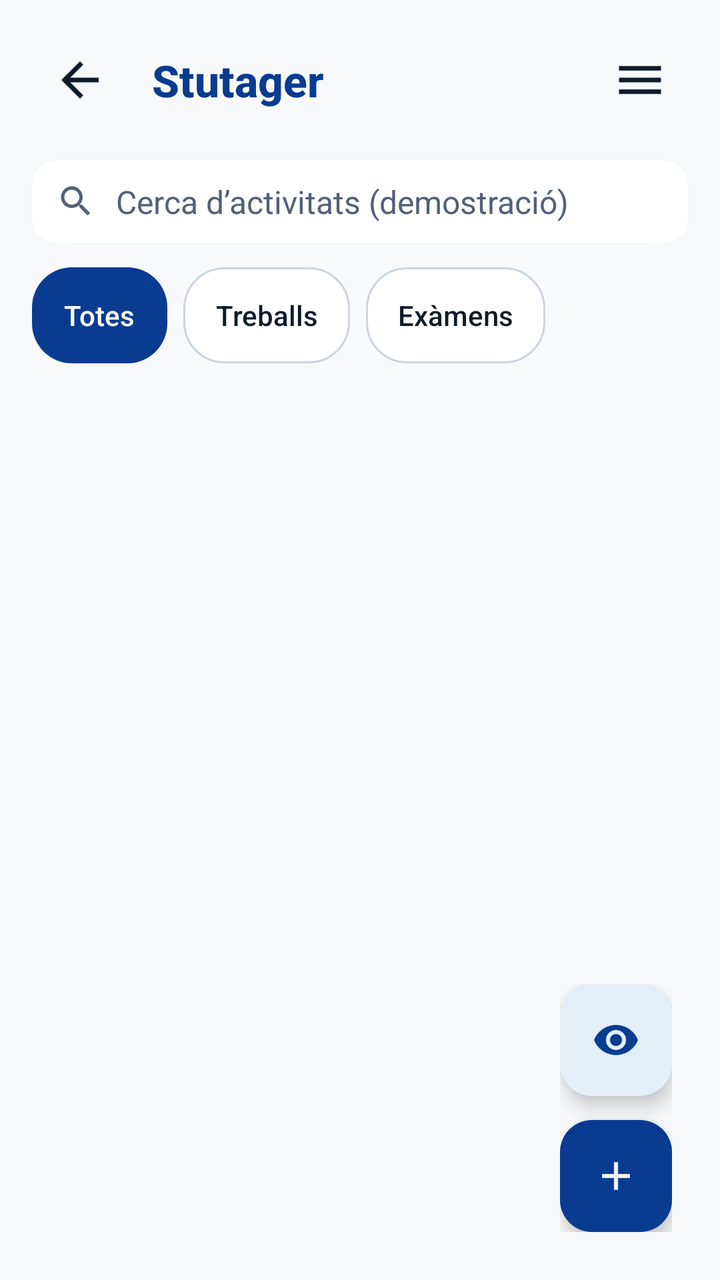
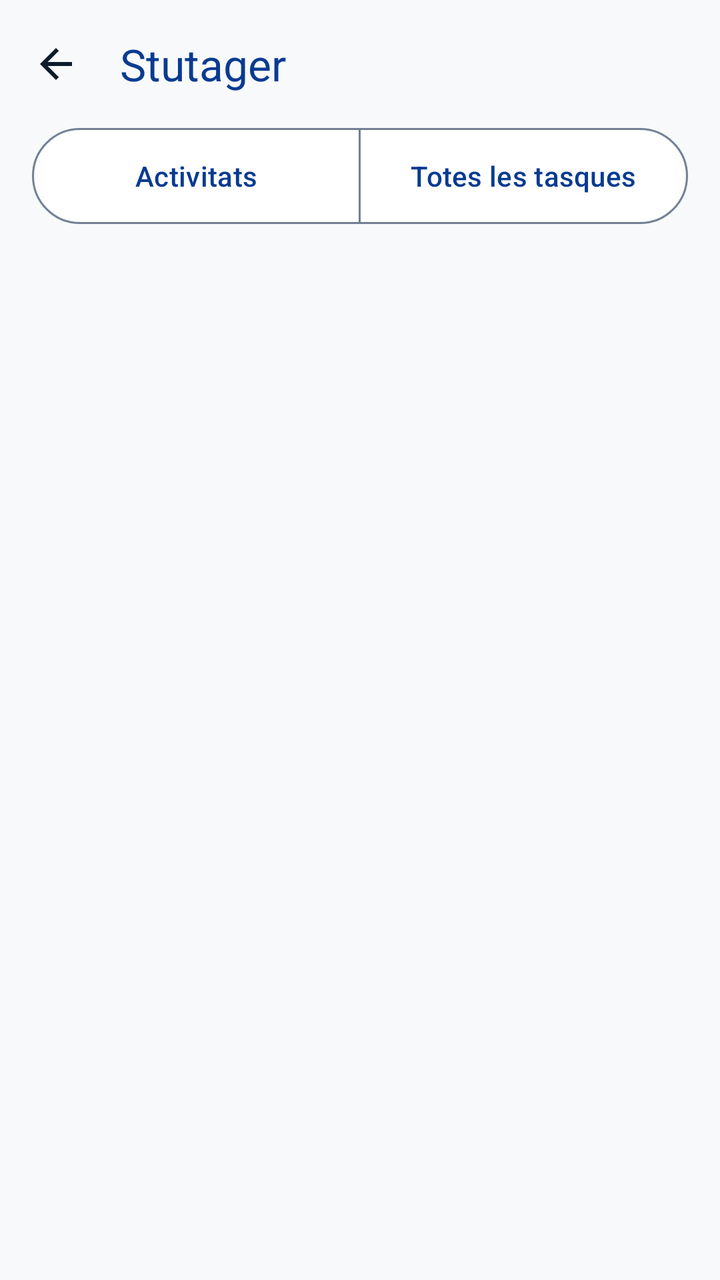

Screens rendered from an Android XML layout before and after an edit, with the pre-edit source and the edit as a unified diff.
<!-- AndroidManifest.xml: application theme Theme.Stutager -->
<!-- res/layout/activity_main.xml -->
<androidx.coordinatorlayout.widget.CoordinatorLayout xmlns:android="http://schemas.android.com/apk/res/android"
    xmlns:app="http://schemas.android.com/apk/res-auto"
    android:id="@+id/main"
    android:layout_width="match_parent"
    android:layout_height="match_parent">

    <LinearLayout
        android:layout_width="match_parent"
        android:layout_height="match_parent"
        android:orientation="vertical">

        <LinearLayout
            android:layout_width="match_parent"
            android:layout_height="wrap_content"
            android:gravity="center_vertical"
            android:orientation="horizontal"
            android:padding="16dp">

            <ImageView
                android:id="@+id/btnBack"
                android:clickable="true"
                android:focusable="true"
                android:layout_width="48dp"
                android:layout_height="48dp"
                android:layout_marginEnd="12dp"
                android:background="?attr/selectableItemBackgroundBorderless"
                android:contentDescription="@string/back_desc"
                android:padding="10dp"
                android:src="@drawable/ic_back"
                app:tint="?attr/colorOnSurface" />

            <TextView
                android:layout_width="0dp"
                android:layout_height="wrap_content"
                android:layout_weight="1"
                android:fontFamily="sans-serif-medium"
                android:text="@string/app_name"
                android:textColor="?attr/colorSecondary"
                android:textSize="22sp"
                android:textStyle="bold" />

            <ImageView
                android:id="@+id/btnMenu"
                android:clickable="true"
                android:focusable="true"
                android:layout_width="48dp"
                android:layout_height="48dp"
                android:background="?attr/selectableItemBackgroundBorderless"
                android:contentDescription="@string/menu_desc"
                android:padding="10dp"
                android:src="@drawable/ic_menu"
                app:tint="?attr/colorOnSurface" />
        </LinearLayout>

        <androidx.cardview.widget.CardView
            android:layout_width="match_parent"
            android:layout_height="wrap_content"
            android:layout_marginHorizontal="16dp"
            android:layout_marginBottom="12dp"
            app:cardCornerRadius="12dp"
            app:cardElevation="1dp"
            app:cardUseCompatPadding="false"
            app:cardBackgroundColor="?attr/colorSurface">

            <androidx.appcompat.widget.AppCompatTextView
                android:layout_width="match_parent"
                android:layout_height="wrap_content"
                android:gravity="center_vertical"
                android:paddingHorizontal="12dp"
                android:paddingVertical="10dp"
                android:drawablePadding="10dp"
                android:text="@string/search_activities_hint"
                android:textColor="?attr/colorOnSurfaceVariant"
                android:textSize="16sp"
                app:drawableStartCompat="@drawable/ic_search_20"
                app:drawableTint="?attr/colorOnSurfaceVariant" />
        </androidx.cardview.widget.CardView>

        <LinearLayout
            android:id="@+id/activityTabs"
            android:layout_width="match_parent"
            android:layout_height="wrap_content"
            android:orientation="horizontal"
            android:paddingHorizontal="16dp"
            android:paddingBottom="16dp">

            <TextView
                android:layout_width="wrap_content"
                android:layout_height="wrap_content"
                android:layout_marginEnd="8dp"
                android:background="@drawable/chip_selected_bg"
                android:fontFamily="sans-serif-medium"
                android:minHeight="48dp"
                android:gravity="center"
                android:paddingHorizontal="16dp"
                android:text="@string/filter_all"
                android:textColor="?attr/colorOnSecondary"
                android:textSize="14sp" />

            <TextView
                android:layout_width="wrap_content"
                android:layout_height="wrap_content"
                android:layout_marginEnd="8dp"
                android:background="@drawable/chip_unselected_bg"
                android:fontFamily="sans-serif-medium"
                android:minHeight="48dp"
                android:gravity="center"
                android:paddingHorizontal="16dp"
                android:text="@string/filter_works"
                android:textColor="?attr/colorOnSurface"
                android:textSize="14sp" />

            <TextView
                android:layout_width="wrap_content"
                android:layout_height="wrap_content"
                android:background="@drawable/chip_unselected_bg"
                android:fontFamily="sans-serif-medium"
                android:minHeight="48dp"
                android:gravity="center"
                android:paddingHorizontal="16dp"
                android:text="@string/filter_exams"
                android:textColor="?attr/colorOnSurface"
                android:textSize="14sp" />
        </LinearLayout>

        <TextView
            android:id="@+id/tvTasksCount"
            android:layout_width="match_parent"
            android:layout_height="wrap_content"
            android:paddingHorizontal="16dp"
            android:paddingBottom="8dp"
            android:textColor="?attr/colorOnSurfaceVariant"
            android:textSize="12sp" />

        <TextView
            android:id="@+id/tvEmptyTasks"
            android:layout_width="match_parent"
            android:layout_height="wrap_content"
            android:gravity="center"
            android:padding="16dp"
            android:text="@string/list_empty_summary"
            android:textColor="?attr/colorOnSurfaceVariant"
            android:textSize="16sp"
            android:visibility="gone" />

        <androidx.recyclerview.widget.RecyclerView
            android:id="@+id/recyclerViewTasks"
            android:layout_width="match_parent"
            android:layout_height="0dp"
            android:layout_weight="1"
            android:clipToPadding="false"
            android:paddingHorizontal="16dp"
            android:paddingBottom="160dp" />
    </LinearLayout>

    <LinearLayout
        android:layout_width="wrap_content"
        android:layout_height="wrap_content"
        android:layout_gravity="bottom|end"
        android:layout_margin="24dp"
        android:orientation="vertical">

        <com.google.android.material.floatingactionbutton.FloatingActionButton
            android:id="@+id/btnAllTasks"
            android:layout_width="wrap_content"
            android:layout_height="wrap_content"
            android:layout_marginBottom="12dp"
            android:clickable="true"
            android:focusable="true"
            android:contentDescription="@string/fab_all_tasks_desc"
            android:src="@drawable/ic_view"
            app:backgroundTint="?attr/colorSurface"
            app:tint="?attr/colorSecondary" />

        <com.google.android.material.floatingactionbutton.FloatingActionButton
            android:id="@+id/btnAddActivity"
            android:layout_width="wrap_content"
            android:layout_height="wrap_content"
            android:clickable="true"
            android:focusable="true"
            android:contentDescription="@string/fab_add_activity_desc"
            android:src="@drawable/ic_add"
            app:backgroundTint="?attr/colorSecondary"
            app:tint="?attr/colorOnSecondary" />
    </LinearLayout>

</androidx.coordinatorlayout.widget.CoordinatorLayout>
<!-- resources referenced by this layout -->
<resources>
  <!-- drawable chip_selected_bg (drawable) -->
  <shape xmlns:android="http://schemas.android.com/apk/res/android"
      android:shape="rectangle">
      <solid android:color="?attr/colorSecondary" />
      <corners android:radius="20dp" />
  </shape>
  <!-- drawable chip_unselected_bg (drawable) -->
  <shape xmlns:android="http://schemas.android.com/apk/res/android"
      android:shape="rectangle">
      <solid android:color="?attr/colorSurface" />
      <stroke android:width="1dp" android:color="?attr/colorOutlineVariant" />
      <corners android:radius="20dp" />
  </shape>
  <!-- drawable ic_add (drawable) -->
  <vector xmlns:android="http://schemas.android.com/apk/res/android"
      android:width="24dp"
      android:height="24dp"
      android:viewportWidth="24"
      android:viewportHeight="24">
    <path
        android:fillColor="?attr/colorOnPrimary"
        android:pathData="M19,13h-6v6h-2v-6H5v-2h6V5h2v6h6v2z"/>
  </vector>
  <!-- drawable ic_menu (drawable) -->
  <vector xmlns:android="http://schemas.android.com/apk/res/android"
      android:width="24dp"
      android:height="24dp"
      android:viewportWidth="24"
      android:viewportHeight="24">
    <path
        android:fillColor="?attr/colorSecondary"
        android:pathData="M3,18h18v-2H3v2zm0-5h18v-2H3v2zm0-7v2h18V6H3z"/>
  </vector>
  <!-- drawable ic_search_20 (drawable) -->
  <layer-list xmlns:android="http://schemas.android.com/apk/res/android">
      <item
          android:width="20dp"
          android:height="20dp"
          android:drawable="@drawable/ic_search" />
  </layer-list>
  <!-- drawable ic_view (drawable) -->
  <vector xmlns:android="http://schemas.android.com/apk/res/android"
      android:width="24dp"
      android:height="24dp"
      android:viewportWidth="24"
      android:viewportHeight="24">
      <path
          android:fillColor="?attr/colorPrimary"
          android:pathData="M12,4.5C7,4.5 2.73,7.61 1,12c1.73,4.39 6,7.5 11,7.5s9.27,-3.11 11,-7.5c-1.73,-4.39 -6,-7.5 -11,-7.5zM12,17c-2.76,0 -5,-2.24 -5,-5s2.24,-5 5,-5 5,2.24 5,5 -2.24,5 -5,5zM12,9c-1.66,0 -3,1.34 -3,3s1.34,3 3,3 3,-1.34 3,-3 -1.34,-3 -3,-3z"/>
  </vector>
  <string name="app_name">Stutager</string>
  <string name="back_desc">Torna enrere</string>
  <string name="fab_add_activity_desc">Nova activitat</string>
  <string name="fab_all_tasks_desc">Totes les tasques</string>
  <string name="filter_all">Totes</string>
  <string name="filter_exams">Exàmens</string>
  <string name="filter_works">Treballs</string>
  <string name="list_empty_summary">No hi ha tasques al resum.</string>
  <string name="menu_desc">Menú</string>
  <string name="search_activities_hint">Cerca d’activitats (demostració)</string>
  <!-- drawable ic_search (drawable) -->
  <vector xmlns:android="http://schemas.android.com/apk/res/android"
      android:width="24dp"
      android:height="24dp"
      android:viewportWidth="24"
      android:viewportHeight="24">
    <path
        android:fillColor="?attr/colorOnSurfaceVariant"
        android:pathData="M15.5,14h-0.79l-0.28,-0.27C15.41,12.59 16,11.11 16,9.5 16,5.91 13.09,3 9.5,3S3,5.91 3,9.5 5.91,16 9.5,16c1.61,0 3.09,-0.59 4.23,-1.57l0.27,0.28v0.79l5,4.99L20.49,19l-4.99,-5zM9.5,14C7.01,14 5,11.99 5,9.5S7.01,5 9.5,5 14,7.01 14,9.5 11.99,14 9.5,14z"/>
  </vector>
  <color name="color_primary">#0064CF</color>
  <color name="color_on_primary">#FFFFFF</color>
  <color name="color_secondary">#093B91</color>
  <color name="color_on_secondary">#FFFFFF</color>
  <color name="color_tertiary">#0F766E</color>
  <color name="color_on_tertiary">#FFFFFF</color>
  <color name="color_error">#BA1A1A</color>
  <color name="color_on_error">#FFFFFF</color>
  <color name="color_background">#F8F9FA</color>
  <color name="color_on_background">#0D1B2A</color>
  <color name="color_surface">#FFFFFF</color>
  <color name="color_on_surface">#0D1B2A</color>
  <color name="color_outline">#728093</color>
  <color name="color_surface_dim">#D8DADF</color>
  <color name="color_surface_bright">#FFFFFF</color>
  <color name="color_inverse_primary">#ABC7FF</color>
  <!-- unchanged entries left out for length: 20 -->
</resources>

<!-- the commit's change to res/layout/activity_main.xml (unified diff, before → after) -->
@@ -1,187 +1,59 @@
-<androidx.coordinatorlayout.widget.CoordinatorLayout xmlns:android="http://schemas.android.com/apk/res/android"
+<LinearLayout xmlns:android="http://schemas.android.com/apk/res/android"
     xmlns:app="http://schemas.android.com/apk/res-auto"
-    android:id="@+id/main"
     android:layout_width="match_parent"
-    android:layout_height="match_parent">
+    android:layout_height="match_parent"
+    android:orientation="vertical">
 
-    <LinearLayout
+    <com.google.android.material.appbar.MaterialToolbar
+        android:id="@+id/mainToolbar"
         android:layout_width="match_parent"
-        android:layout_height="match_parent"
-        android:orientation="vertical">
+        android:layout_height="wrap_content"
+        android:minHeight="?attr/actionBarSize"
+        app:navigationIcon="@drawable/ic_back"
+        app:navigationIconTint="?attr/colorOnSurface"
+        app:navigationContentDescription="@string/back_desc"
+        app:title="@string/app_name"
+        app:titleTextColor="?attr/colorSecondary" />
 
-        <LinearLayout
-            android:layout_width="match_parent"
+    <com.google.android.material.button.MaterialButtonToggleGroup
+        android:id="@+id/primaryTabs"
+        android:layout_width="match_parent"
+        android:layout_height="wrap_content"
+        android:layout_marginHorizontal="16dp"
+        android:layout_marginBottom="8dp"
+        app:selectionRequired="true"
+        app:singleSelection="true">
+
+        <com.google.android.material.button.MaterialButton
+            android:id="@+id/btnSummary"
+            style="?attr/materialButtonOutlinedStyle"
+            android:layout_width="0dp"
             android:layout_height="wrap_content"
-            android:gravity="center_vertical"
-            android:orientation="horizontal"
-            android:padding="16dp">
+            android:layout_weight="1"
+            android:minHeight="48dp"
+            android:insetTop="0dp"
+            android:insetBottom="0dp"
+            android:text="@string/nav_activities"
+            android:textColor="@color/toggle_foreground"
+            app:backgroundTint="@color/toggle_background" />
 
-            <ImageView
-                android:id="@+id/btnBack"
-                android:clickable="true"
-                android:focusable="true"
-                android:layout_width="48dp"
-                android:layout_height="48dp"
-                android:layout_marginEnd="12dp"
-                android:background="?attr/selectableItemBackgroundBorderless"
-                android:contentDescription="@string/back_desc"
-                android:padding="10dp"
-                android:src="@drawable/ic_back"
-                app:tint="?attr/colorOnSurface" />
+        <com.google.android.material.button.MaterialButton
+            android:id="@+id/btnAllTasks"
+            style="?attr/materialButtonOutlinedStyle"
+            android:layout_width="0dp"
+            android:layout_height="wrap_content"
+            android:layout_weight="1"
+            android:minHeight="48dp"
+            android:insetTop="0dp"
+            android:insetBottom="0dp"
+            android:text="@string/nav_all_tasks"
+            android:textColor="@color/toggle_foreground"
+            app:backgroundTint="@color/toggle_background" />
+    </com.google.android.material.button.MaterialButtonToggleGroup>
 
-            <TextView
-                android:layout_width="0dp"
-                android:layout_height="wrap_content"
-                android:layout_weight="1"
-                android:fontFamily="sans-serif-medium"
-                android:text="@string/app_name"
-                android:textColor="?attr/colorSecondary"
-                android:textSize="22sp"
-                android:textStyle="bold" />
-
-            <ImageView
-                android:id="@+id/btnMenu"
-                android:clickable="true"
-                android:focusable="true"
-                android:layout_width="48dp"
-                android:layout_height="48dp"
-                android:background="?attr/selectableItemBackgroundBorderless"
-                android:contentDescription="@string/menu_desc"
-                android:padding="10dp"
-                android:src="@drawable/ic_menu"
-                app:tint="?attr/colorOnSurface" />
-        </LinearLayout>
-
-        <androidx.cardview.widget.CardView
-            android:layout_width="match_parent"
-            android:layout_height="wrap_content"
-            android:layout_marginHorizontal="16dp"
-            android:layout_marginBottom="12dp"
-            app:cardCornerRadius="12dp"
-            app:cardElevation="1dp"
-            app:cardUseCompatPadding="false"
-            app:cardBackgroundColor="?attr/colorSurface">
-
-            <androidx.appcompat.widget.AppCompatTextView
-                android:layout_width="match_parent"
-                android:layout_height="wrap_content"
-                android:gravity="center_vertical"
-                android:paddingHorizontal="12dp"
-                android:paddingVertical="10dp"
-                android:drawablePadding="10dp"
-                android:text="@string/search_activities_hint"
-                android:textColor="?attr/colorOnSurfaceVariant"
-                android:textSize="16sp"
-                app:drawableStartCompat="@drawable/ic_search_20"
-                app:drawableTint="?attr/colorOnSurfaceVariant" />
-        </androidx.cardview.widget.CardView>
-
-        <LinearLayout
-            android:id="@+id/activityTabs"
-            android:layout_width="match_parent"
-            android:layout_height="wrap_content"
-            android:orientation="horizontal"
-            android:paddingHorizontal="16dp"
-            android:paddingBottom="16dp">
-
-            <TextView
-                android:layout_width="wrap_content"
-                android:layout_height="wrap_content"
-                android:layout_marginEnd="8dp"
-                android:background="@drawable/chip_selected_bg"
-                android:fontFamily="sans-serif-medium"
-                android:minHeight="48dp"
-                android:gravity="center"
-                android:paddingHorizontal="16dp"
-                android:text="@string/filter_all"
-                android:textColor="?attr/colorOnSecondary"
-                android:textSize="14sp" />
-
-            <TextView
-                android:layout_width="wrap_content"
-                android:layout_height="wrap_content"
-                android:layout_marginEnd="8dp"
-                android:background="@drawable/chip_unselected_bg"
-                android:fontFamily="sans-serif-medium"
-                android:minHeight="48dp"
-                android:gravity="center"
-                android:paddingHorizontal="16dp"
-                android:text="@string/filter_works"
-                android:textColor="?attr/colorOnSurface"
-                android:textSize="14sp" />
-
-            <TextView
-                android:layout_width="wrap_content"
-                android:layout_height="wrap_content"
-                android:background="@drawable/chip_unselected_bg"
-                android:fontFamily="sans-serif-medium"
-                android:minHeight="48dp"
-                android:gravity="center"
-                android:paddingHorizontal="16dp"
-                android:text="@string/filter_exams"
-                android:textColor="?attr/colorOnSurface"
-                android:textSize="14sp" />
-        </LinearLayout>
-
-        <TextView
-            android:id="@+id/tvTasksCount"
-            android:layout_width="match_parent"
-            android:layout_height="wrap_content"
-            android:paddingHorizontal="16dp"
-            android:paddingBottom="8dp"
-            android:textColor="?attr/colorOnSurfaceVariant"
-            android:textSize="12sp" />
-
-        <TextView
-            android:id="@+id/tvEmptyTasks"
-            android:layout_width="match_parent"
-            android:layout_height="wrap_content"
-            android:gravity="center"
-            android:padding="16dp"
-            android:text="@string/list_empty_summary"
-            android:textColor="?attr/colorOnSurfaceVariant"
-            android:textSize="16sp"
-            android:visibility="gone" />
-
-        <androidx.recyclerview.widget.RecyclerView
-            android:id="@+id/recyclerViewTasks"
-            android:layout_width="match_parent"
-            android:layout_height="0dp"
-            android:layout_weight="1"
-            android:clipToPadding="false"
-            android:paddingHorizontal="16dp"
-            android:paddingBottom="160dp" />
-    </LinearLayout>
-
-    <LinearLayout
-        android:layout_width="wrap_content"
-        android:layout_height="wrap_content"
-        android:layout_gravity="bottom|end"
-        android:layout_margin="24dp"
-        android:orientation="vertical">
-
-        <com.google.android.material.floatingactionbutton.FloatingActionButton
-            android:id="@+id/btnAllTasks"
-            android:layout_width="wrap_content"
-            android:layout_height="wrap_content"
-            android:layout_marginBottom="12dp"
-            android:clickable="true"
-            android:focusable="true"
-            android:contentDescription="@string/fab_all_tasks_desc"
-            android:src="@drawable/ic_view"
-            app:backgroundTint="?attr/colorSurface"
-            app:tint="?attr/colorSecondary" />
-
-        <com.google.android.material.floatingactionbutton.FloatingActionButton
-            android:id="@+id/btnAddActivity"
-            android:layout_width="wrap_content"
-            android:layout_height="wrap_content"
-            android:clickable="true"
-            android:focusable="true"
-            android:contentDescription="@string/fab_add_activity_desc"
-            android:src="@drawable/ic_add"
-            app:backgroundTint="?attr/colorSecondary"
-            app:tint="?attr/colorOnSecondary" />
-    </LinearLayout>
-
-</androidx.coordinatorlayout.widget.CoordinatorLayout>
+    <androidx.fragment.app.FragmentContainerView
+        android:id="@+id/fragmentContainer"
+        android:layout_width="match_parent"
+        android:layout_height="0dp"
+        android:layout_weight="1" />
+</LinearLayout>
<!-- resource entries referenced after the edit -->
@@ -1,75 +1,9 @@
 <!-- resources referenced by this layout -->
 <resources>
-  <!-- drawable chip_selected_bg (drawable) -->
-  <shape xmlns:android="http://schemas.android.com/apk/res/android"
-      android:shape="rectangle">
-      <solid android:color="?attr/colorSecondary" />
-      <corners android:radius="20dp" />
-  </shape>
-  <!-- drawable chip_unselected_bg (drawable) -->
-  <shape xmlns:android="http://schemas.android.com/apk/res/android"
-      android:shape="rectangle">
-      <solid android:color="?attr/colorSurface" />
-      <stroke android:width="1dp" android:color="?attr/colorOutlineVariant" />
-      <corners android:radius="20dp" />
-  </shape>
-  <!-- drawable ic_add (drawable) -->
-  <vector xmlns:android="http://schemas.android.com/apk/res/android"
-      android:width="24dp"
-      android:height="24dp"
-      android:viewportWidth="24"
-      android:viewportHeight="24">
-    <path
-        android:fillColor="?attr/colorOnPrimary"
-        android:pathData="M19,13h-6v6h-2v-6H5v-2h6V5h2v6h6v2z"/>
-  </vector>
-  <!-- drawable ic_menu (drawable) -->
-  <vector xmlns:android="http://schemas.android.com/apk/res/android"
-      android:width="24dp"
-      android:height="24dp"
-      android:viewportWidth="24"
-      android:viewportHeight="24">
-    <path
-        android:fillColor="?attr/colorSecondary"
-        android:pathData="M3,18h18v-2H3v2zm0-5h18v-2H3v2zm0-7v2h18V6H3z"/>
-  </vector>
-  <!-- drawable ic_search_20 (drawable) -->
-  <layer-list xmlns:android="http://schemas.android.com/apk/res/android">
-      <item
-          android:width="20dp"
-          android:height="20dp"
-          android:drawable="@drawable/ic_search" />
-  </layer-list>
-  <!-- drawable ic_view (drawable) -->
-  <vector xmlns:android="http://schemas.android.com/apk/res/android"
-      android:width="24dp"
-      android:height="24dp"
-      android:viewportWidth="24"
-      android:viewportHeight="24">
-      <path
-          android:fillColor="?attr/colorPrimary"
-          android:pathData="M12,4.5C7,4.5 2.73,7.61 1,12c1.73,4.39 6,7.5 11,7.5s9.27,-3.11 11,-7.5c-1.73,-4.39 -6,-7.5 -11,-7.5zM12,17c-2.76,0 -5,-2.24 -5,-5s2.24,-5 5,-5 5,2.24 5,5 -2.24,5 -5,5zM12,9c-1.66,0 -3,1.34 -3,3s1.34,3 3,3 3,-1.34 3,-3 -1.34,-3 -3,-3z"/>
-  </vector>
   <string name="app_name">Stutager</string>
   <string name="back_desc">Torna enrere</string>
-  <string name="fab_add_activity_desc">Nova activitat</string>
-  <string name="fab_all_tasks_desc">Totes les tasques</string>
-  <string name="filter_all">Totes</string>
-  <string name="filter_exams">Exàmens</string>
-  <string name="filter_works">Treballs</string>
-  <string name="list_empty_summary">No hi ha tasques al resum.</string>
-  <string name="menu_desc">Menú</string>
-  <string name="search_activities_hint">Cerca d’activitats (demostració)</string>
-  <!-- drawable ic_search (drawable) -->
-  <vector xmlns:android="http://schemas.android.com/apk/res/android"
-      android:width="24dp"
-      android:height="24dp"
-      android:viewportWidth="24"
-      android:viewportHeight="24">
-    <path
-        android:fillColor="?attr/colorOnSurfaceVariant"
-        android:pathData="M15.5,14h-0.79l-0.28,-0.27C15.41,12.59 16,11.11 16,9.5 16,5.91 13.09,3 9.5,3S3,5.91 3,9.5 5.91,16 9.5,16c1.61,0 3.09,-0.59 4.23,-1.57l0.27,0.28v0.79l5,4.99L20.49,19l-4.99,-5zM9.5,14C7.01,14 5,11.99 5,9.5S7.01,5 9.5,5 14,7.01 14,9.5 11.99,14 9.5,14z"/>
-  </vector>
+  <string name="nav_activities">Activitats</string>
+  <string name="nav_all_tasks">Totes les tasques</string>
   <color name="color_primary">#0064CF</color>
   <color name="color_on_primary">#FFFFFF</color>
   <color name="color_secondary">#093B91</color>
